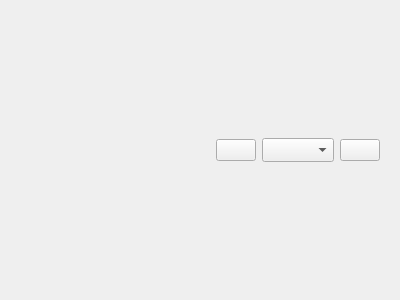
First picture: the form in PlotViewer/views/MplWidget.ui, repository sig-app/PlotViewer, before the edit.
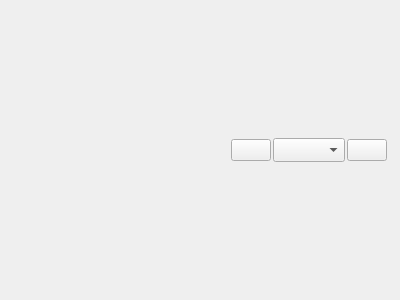
Second picture: the form after the edit. Icons and pictures are not drawn.

Commit message: Added initial functionality to main window menu. Additional work is needed to get multiple figures to show properly. Load and save using pickle is tested. Needs to add popup window for this functionality!

Patch:
```diff
--- a/PlotViewer/views/MplWidget.ui
+++ b/PlotViewer/views/MplWidget.ui
@@ -23,6 +23,12 @@
       </sizepolicy>
      </property>
      <layout class="QVBoxLayout" name="mplvl">
+      <property name="spacing">
+       <number>2</number>
+      </property>
+      <property name="margin">
+       <number>2</number>
+      </property>
       <item>
        <layout class="QVBoxLayout" name="ltMPL">
         <property name="sizeConstraint">
```
The commit also changes 6 other files.
